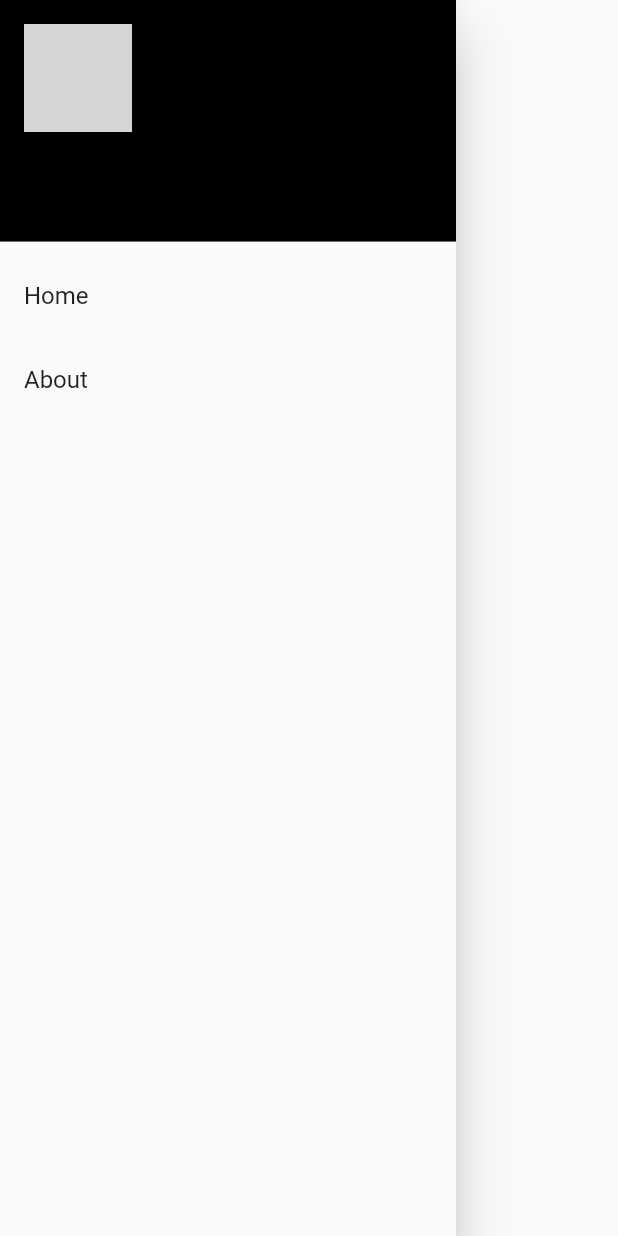
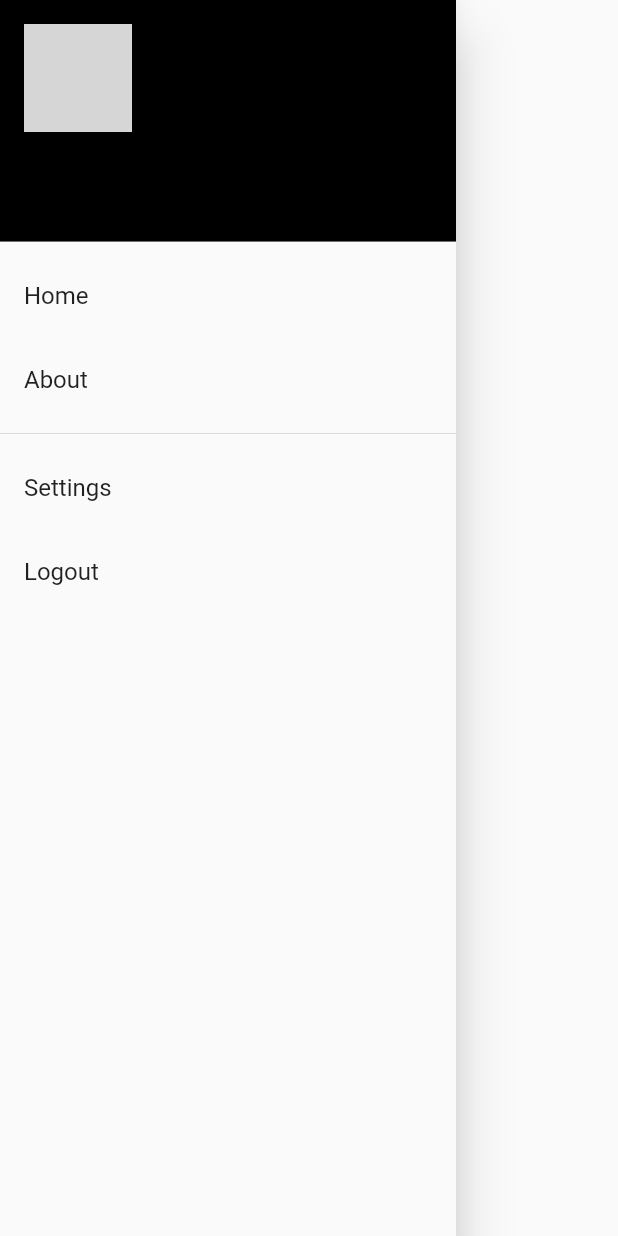
Before and after one commit to Kyusans/flutter-contacts, a Flutter app: the Navbar widget shown alone on an empty page, opened directly, on a phone screen of 412 x 824 dp. Run offline on Flutter 3.47's test engine with Material 2 defaults, Android fonts, the phone set to English and light mode, and no system bars; network calls fail; grey boxes are pictures that could not be loaded.

Commit message:
added logout function

```diff
--- a/lib/main.dart
+++ b/lib/main.dart
@@ -30,6 +30,7 @@ class _IndexState extends State<Index> {
       appBar: AppBar(
         title: const Text("Login"),
         centerTitle: true,
+        automaticallyImplyLeading: false,
       ),
       body: const Login(),
     );
--- a/lib/navbar.dart
+++ b/lib/navbar.dart
@@ -1,6 +1,7 @@
 import 'package:flutter/material.dart';
 import 'package:flutter_contact/about.dart';
 import 'package:flutter_contact/home.dart';
+import 'package:flutter_contact/main.dart';
 import 'package:flutter_contact/session_storage.dart';
 
 class Navbar extends StatefulWidget {
@@ -14,7 +15,8 @@ class _NavbarState extends State<Navbar> {
   @override
   Widget build(BuildContext context) {
     return Drawer(
-      child: ListView(children: [
+      child: Column(
+        children: [
           UserAccountsDrawerHeader(
             decoration: const BoxDecoration(
               color: Colors.black,
@@ -47,7 +49,24 @@ class _NavbarState extends State<Navbar> {
               );
             },
           ),
-      ]),
+          const Divider(),
+          ListTile(
+            title: const Text("Settings"),
+            onTap: () {},
+          ),
+          ListTile(
+            title: const Text("Logout"),
+            onTap: () {
+              Navigator.pushReplacement(
+                context,
+                MaterialPageRoute(
+                  builder: (context) => const Index(),
+                ),
+              );
+            },
+          )
+        ],
+      ),
     );
   }
 }
```
Lines whose indentation alone changed are shown as unchanged.
